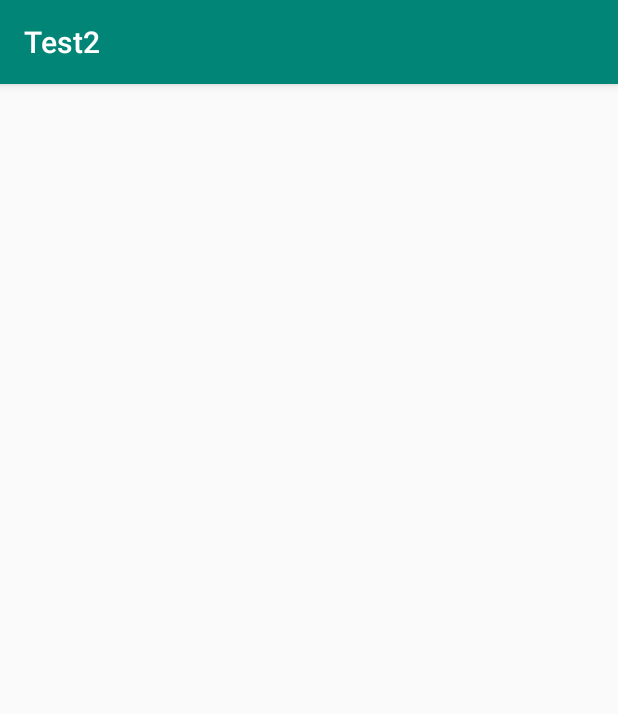
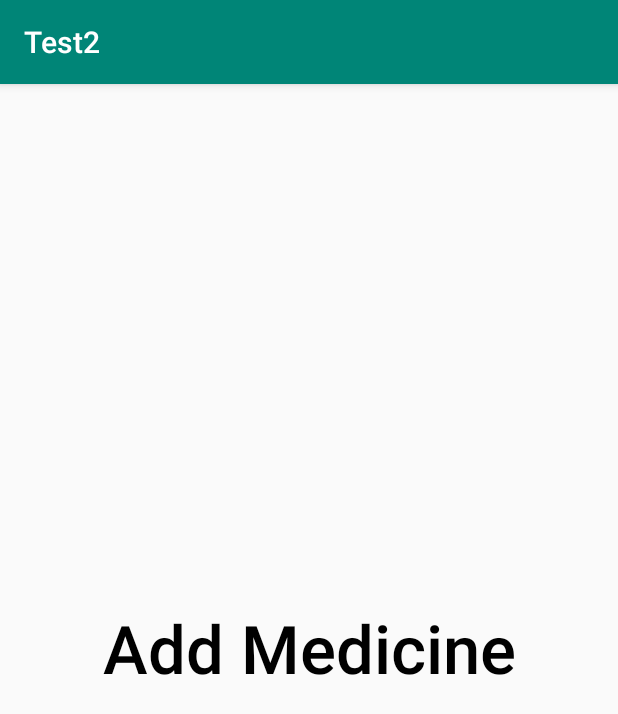
Before and after one commit to kinseynicole3/COMP433FINAL, an Android app: the AddMeds screen opened directly, with no data from a screen before it, on a phone screen of 412 x 824 dp. Shown: the top 714 px of the screen. Run offline under Robolectric (Android 15) with nearby library versions, the phone set to English and light mode, and no system bars.

Commit message:
Added add meds title

```diff
--- a/app/src/main/res/layout/activity_add_meds.xml
+++ b/app/src/main/res/layout/activity_add_meds.xml
@@ -1,9 +1,23 @@
 <?xml version="1.0" encoding="utf-8"?>
-<android.support.constraint.ConstraintLayout xmlns:android="http://schemas.android.com/apk/res/android"
+<LinearLayout xmlns:android="http://schemas.android.com/apk/res/android"
     xmlns:app="http://schemas.android.com/apk/res-auto"
     xmlns:tools="http://schemas.android.com/tools"
     android:layout_width="match_parent"
     android:layout_height="match_parent"
+    android:gravity="center"
+    android:orientation="vertical"
     tools:context=".AddMeds">
 
-</android.support.constraint.ConstraintLayout>
+    <TextView
+        android:id="@+id/header"
+        android:layout_width="match_parent"
+        android:layout_height="100dp"
+        android:layout_marginBottom="15dp"
+        android:gravity="center_vertical"
+        android:text="Add Medicine"
+        android:textAlignment="center"
+        android:textSize="20pt"
+        android:textColor="@android:color/black"
+        app:fontFamily="sans-serif-medium"/>
+
+</LinearLayout>
```
